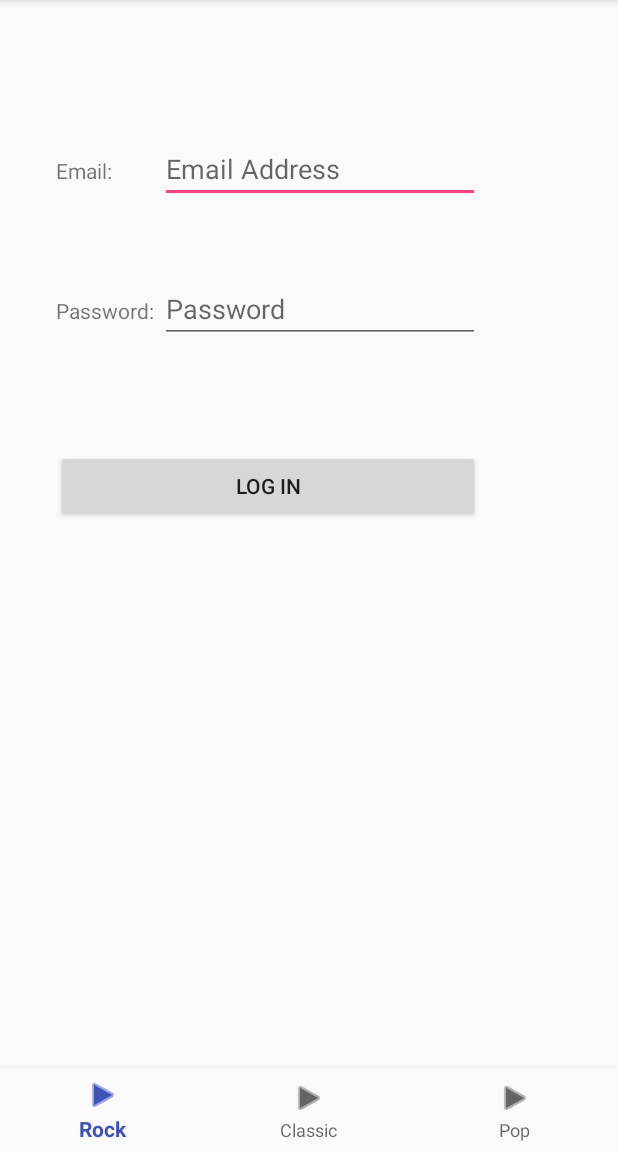
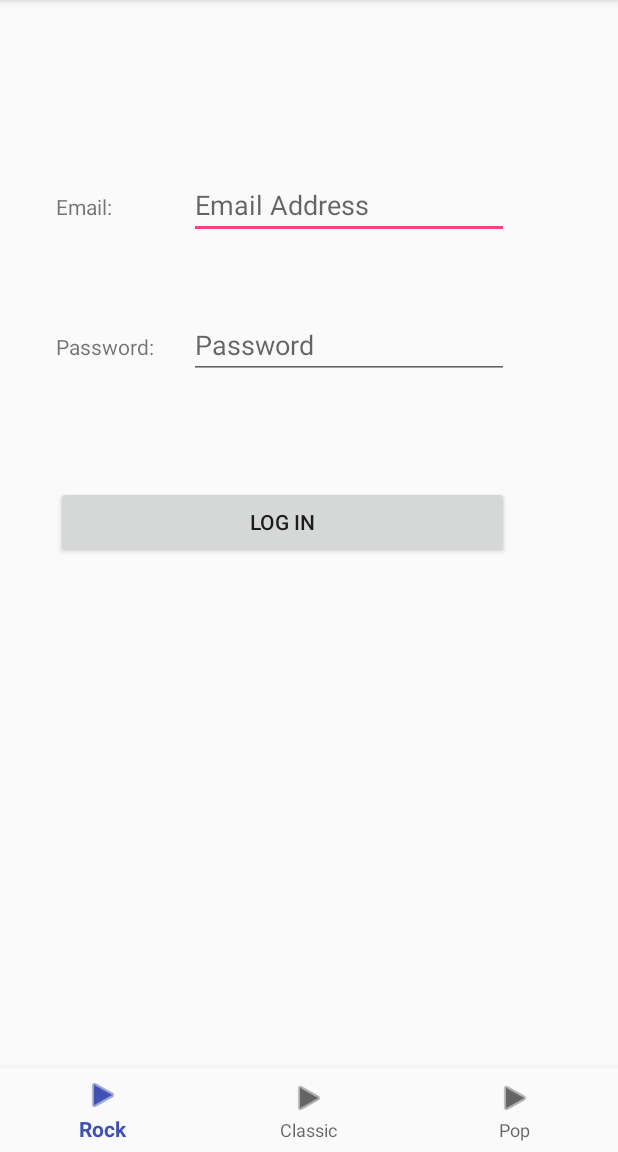
Before and after one commit to poojanshah2005/Assignment_two, an Android app: the screen it shows after launch (MainActivity), on a phone screen of 412 x 824 dp, the part 84-1236 px from its top. Run offline under Robolectric (Android 15) with nearby library versions, the phone set to English and light mode, and no system bars; our stand-ins replace RxJava; libraries missing offline, so code that uses them is left out: com.github.pwittchen.reactivenetwork, com.jakewharton.retrofit2, io.realm; 7 statements that could not run were skipped.

Commit message:
Log In Layout

```diff
--- a/app/src/main/res/layout/fragment_log_in.xml
+++ b/app/src/main/res/layout/fragment_log_in.xml
@@ -8,11 +8,13 @@
         android:id="@+id/textView"
         android:layout_width="wrap_content"
         android:layout_height="wrap_content"
+        android:layout_marginTop="128dp"
+        android:text="Email:"
+        android:layout_alignParentTop="true"
         android:layout_alignLeft="@+id/textView2"
-        android:layout_alignParentTop="true"
         android:layout_alignStart="@+id/textView2"
-        android:layout_marginTop="104dp"
-        android:text="Email:" />
+        android:layout_alignRight="@+id/textView2"
+        android:layout_alignEnd="@+id/textView2" />
 
     <TextView
         android:id="@+id/textView2"
@@ -32,13 +34,13 @@
         android:layout_height="wrap_content"
         android:ems="10"
         android:inputType="textPersonName"
-        android:layout_marginLeft="32dp"
-        android:layout_marginStart="32dp"
+        android:hint="Email Address"
         android:layout_alignBaseline="@+id/textView"
         android:layout_alignBottom="@+id/textView"
-        android:layout_toRightOf="@+id/textView"
-        android:layout_toEndOf="@+id/textView"
-        android:hint="Email Address"/>
+        android:layout_toRightOf="@+id/textView2"
+        android:layout_toEndOf="@+id/textView2"
+        android:layout_marginLeft="23dp"
+        android:layout_marginStart="23dp" />
 
     <EditText
         android:id="@+id/etPassword"
```
